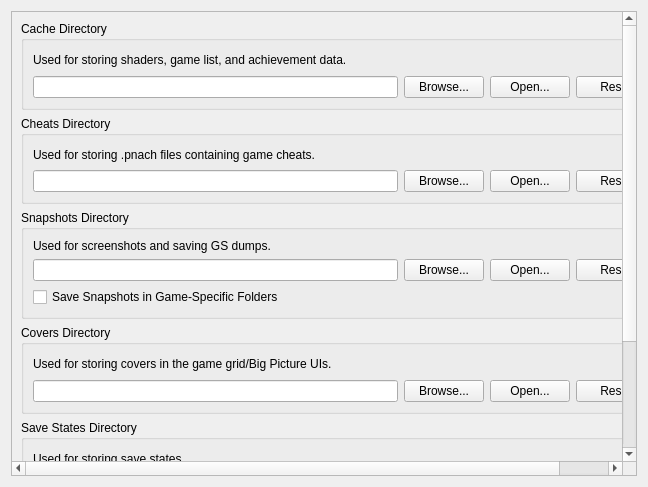
Before: the Qt Designer form pcsx2-qt/Settings/FolderSettingsWidget.ui in PCSX2/pcsx2, drawn with Qt 5.
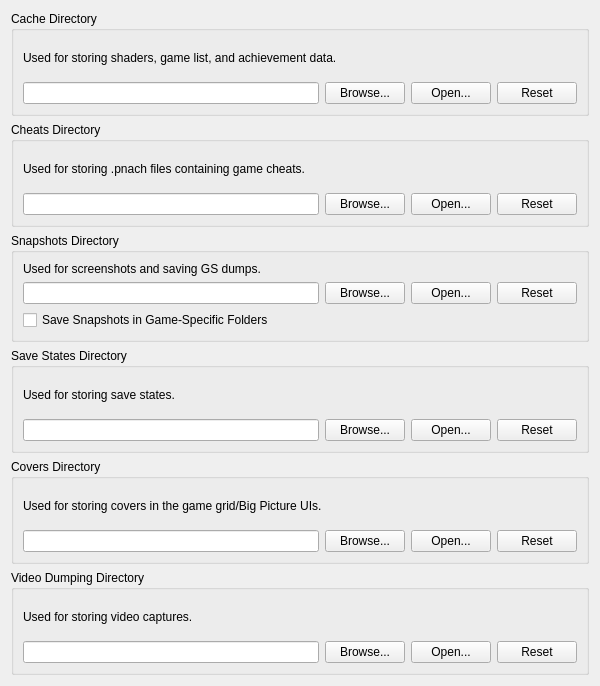
After: the same form once the commit is applied.

Commit message: Qt: Refactor the remaining settings widgets

```diff
--- a/pcsx2-qt/Settings/FolderSettingsWidget.ui
+++ b/pcsx2-qt/Settings/FolderSettingsWidget.ui
@@ -6,24 +6,12 @@
    <rect>
     <x>0</x>
     <y>0</y>
-    <width>648</width>
-    <height>487</height>
+    <width>600</width>
+    <height>686</height>
    </rect>
   </property>
-  <layout class="QGridLayout" name="gridLayout_6">
-   <item row="0" column="0" rowspan="2">
-    <widget class="QScrollArea" name="scrollArea">
-     <widget class="QWidget" name="scrollAreaWidgetContents">
-      <property name="geometry">
-       <rect>
-        <x>0</x>
-        <y>0</y>
-        <width>665</width>
-        <height>600</height>
-       </rect>
-      </property>
-      <layout class="QGridLayout" name="gridLayout_8">
-       <item row="0" column="0">
+  <layout class="QVBoxLayout" name="verticalLayout">
+   <item>
         <widget class="QGroupBox" name="cacheGroup">
          <property name="title">
           <string>Cache Directory</string>
@@ -63,47 +51,7 @@
          </layout>
         </widget>
        </item>
-       <item row="4" column="0">
-        <widget class="QGroupBox" name="saveStatesGroup">
-         <property name="title">
-          <string>Save States Directory</string>
-         </property>
-         <layout class="QGridLayout" name="gridLayout_2">
-          <item row="0" column="0" colspan="4">
-           <widget class="QLabel" name="saveStatesLabel">
-            <property name="text">
-             <string>Used for storing save states.</string>
-            </property>
-           </widget>
-          </item>
-          <item row="1" column="1">
-           <widget class="QPushButton" name="saveStatesBrowse">
-            <property name="text">
-             <string>Browse...</string>
-            </property>
-           </widget>
-          </item>
-          <item row="1" column="3">
-           <widget class="QPushButton" name="saveStatesReset">
-            <property name="text">
-             <string>Reset</string>
-            </property>
-           </widget>
-          </item>
-          <item row="1" column="0">
-           <widget class="QLineEdit" name="saveStates"/>
-          </item>
-          <item row="1" column="2">
-           <widget class="QPushButton" name="saveStatesOpen">
-            <property name="text">
-             <string>Open...</string>
-            </property>
-           </widget>
-          </item>
-         </layout>
-        </widget>
-       </item>
-       <item row="1" column="0">
+   <item>
         <widget class="QGroupBox" name="cheatsGroup">
          <property name="title">
           <string>Cheats Directory</string>
@@ -143,7 +91,7 @@
          </layout>
         </widget>
        </item>
-       <item row="2" column="0">
+   <item>
         <widget class="QGroupBox" name="snapshotsGroup">
          <property name="title">
           <string>Snapshots Directory</string>
@@ -190,7 +138,47 @@
      </layout>
         </widget>
        </item>
-       <item row="3" column="0">
+   <item>
+    <widget class="QGroupBox" name="saveStatesGroup">
+     <property name="title">
+      <string>Save States Directory</string>
+     </property>
+     <layout class="QGridLayout" name="gridLayout_2">
+      <item row="0" column="0" colspan="4">
+       <widget class="QLabel" name="saveStatesLabel">
+        <property name="text">
+         <string>Used for storing save states.</string>
+        </property>
+       </widget>
+      </item>
+      <item row="1" column="1">
+       <widget class="QPushButton" name="saveStatesBrowse">
+        <property name="text">
+         <string>Browse...</string>
+        </property>
+       </widget>
+      </item>
+      <item row="1" column="3">
+       <widget class="QPushButton" name="saveStatesReset">
+        <property name="text">
+         <string>Reset</string>
+        </property>
+       </widget>
+      </item>
+      <item row="1" column="0">
+       <widget class="QLineEdit" name="saveStates"/>
+      </item>
+      <item row="1" column="2">
+       <widget class="QPushButton" name="saveStatesOpen">
+        <property name="text">
+         <string>Open...</string>
+        </property>
+       </widget>
+      </item>
+     </layout>
+    </widget>
+   </item>
+   <item>
         <widget class="QGroupBox" name="coversGroup">
          <property name="title">
           <string>Covers Directory</string>
@@ -230,7 +218,7 @@
          </layout>
         </widget>
        </item>
-       <item row="5" column="0">
+   <item>
         <widget class="QGroupBox" name="videoDumpDirectory">
          <property name="title">
           <string>Video Dumping Directory</string>
@@ -268,10 +256,6 @@
            </widget>
           </item>
          </layout>
-        </widget>
-       </item>
-      </layout>
-     </widget>
     </widget>
    </item>
   </layout>
```
Lines whose indentation alone changed are shown as unchanged. The commit also changes 37 other files.
